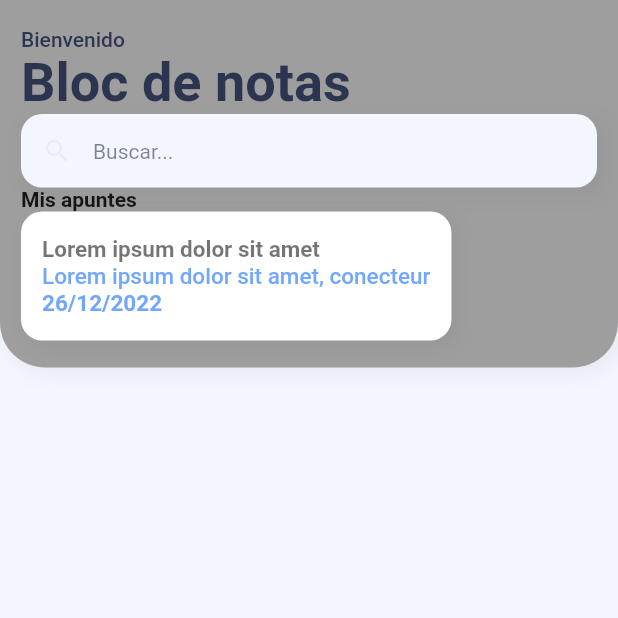
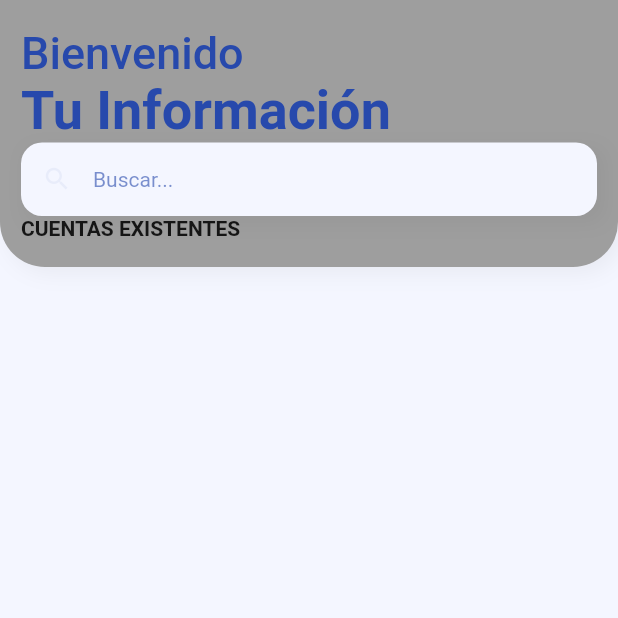
Before and after one commit to MarkoVilca/proyecto_final_PM, a Flutter app: the Data screen opened directly, on a phone screen of 412 x 824 dp, the top half of it. Run offline on Flutter 3.47's test engine with Material 2 defaults, Android fonts, the light colour scheme and no system bars; our stand-ins replace cloud_firestore, firebase_auth, firebase_core; accounts and stored records are empty.

Commit message:
second commit

```diff
--- a/proyecto_final_pm/lib/main.dart
+++ b/proyecto_final_pm/lib/main.dart
@@ -36,7 +36,7 @@ class HomeStart extends State<Home> {
       ),
       home: Scaffold(
           appBar: AppBar(
-        title: Text('Welcome'),
+        title: Text('Bienvenido a Guarda_info'),
       ),
       body: SingleChildScrollView(
         child: Column(
@@ -48,7 +48,7 @@ class HomeStart extends State<Home> {
                   print('Boton presionado');
                   Navigator.push(context,MaterialPageRoute(builder: (_)=> Login()));
                 },
-                child: Text('SOLICITUD'),
+                child: Text('VER CUENTAS'),
               ),
             ),
            ),
@@ -59,7 +59,7 @@ class HomeStart extends State<Home> {
                   print('Boton presionado');
                   Navigator.push(context,MaterialPageRoute(builder: (_)=> Register()));
                 },
-                child: Text('REGISTRO'),
+                child: Text('REGISTRAR INFORMACION'),
               ),
             ),
            ),
--- a/proyecto_final_pm/lib/pages/data_page.dart
+++ b/proyecto_final_pm/lib/pages/data_page.dart
@@ -5,10 +5,10 @@ import 'package:flutter/material.dart';
 import 'package:proyecto_final_pm/pages/login_page.dart';
 import 'package:proyecto_final_pm/ui/general/colors.dart';
 import 'package:proyecto_final_pm/widgets/general_widget.dart';
+import 'package:proyecto_final_pm/widgets/item_task_widgets.dart';
+import 'package:proyecto_final_pm/widgets/task_model.dart';
 
 class Data extends StatelessWidget {
-  CollectionReference tasksReference =
-      FirebaseFirestore.instance.collection('tasks');
   @override
   Widget build(BuildContext context) {
     return Scaffold(
@@ -31,7 +31,8 @@ class Data extends StatelessWidget {
                     blurRadius: 12,
                     offset: const Offset(4, 4),
                   ),
-                ],),
+                ],
+              ),
               child: SafeArea(
                 child: Column(
                   crossAxisAlignment: CrossAxisAlignment.start,
@@ -39,20 +40,21 @@ class Data extends StatelessWidget {
                     Text(
                       "Bienvenido",
                       style: TextStyle(
-                        fontSize: 14.0,
+                        fontSize: 30.0,
                         fontWeight: FontWeight.w500,
                         color: kBrandPrimaryColor,
-                      ),),
+                      ),
+                    ),
                     Text(
-                      "Bloc de notas",
+                      "Tu Información",
                       style: TextStyle(
                         fontSize: 36.0,
                         fontWeight: FontWeight.w600,
                         color: kBrandPrimaryColor,
-                      ),),
+                      ),
+                    ),
                     Container(
-                      decoration: BoxDecoration(
-                        boxShadow: [
+                      decoration: BoxDecoration(boxShadow: [
                         BoxShadow(
                           color: Colors.black.withOpacity(0.05),
                           blurRadius: 12,
@@ -86,57 +88,50 @@ class Data extends StatelessWidget {
                       ),
                     ),
                     Text(
-                      "Mis apuntes",
+                      "CUENTAS EXISTENTES",
                       style: TextStyle(
                         fontSize: 14.0,
                         fontWeight: FontWeight.w600,
                       ),
                     ),
-                    Container(
-                      padding: const EdgeInsets.symmetric(
-                          horizontal: 14.0, vertical: 16.0),
-                      decoration: BoxDecoration(
-                          color: Colors.white,
-                          borderRadius: BorderRadius.circular(14.0),
-                          boxShadow: [
-                            BoxShadow(
-                                color: Colors.black.withOpacity(0.05),
-                                offset: const Offset(4, 4),
-                                blurRadius: 12.0),
-                          ]),
-                      child: Column(
-                        crossAxisAlignment: CrossAxisAlignment.start,
-                        children: [
-                          Text(
-                            "Lorem ipsum dolor sit amet",
-                            style: TextStyle(
-                                fontSize: 15.0,
-                                fontWeight: FontWeight.w600,
-                                color: Colors.black54),
+                    StreamBuilder(
+                      stream: FirebaseFirestore.instance
+                          .collection('Users')
+                          .snapshots(),
+                      builder: (BuildContext context,
+                          AsyncSnapshot<QuerySnapshot> snap) {
+                        if (snap.hasData) {
+                          List<UserModel> tasks = [];
+
+//                          collection.docs.forEach((element) {
+//                            Map<String, dynamic> myMap = element.data() as Map<String, dynamic>;
+//                            tasks.add(TaskModel.fromJson(myMap));
+//                          });
+
+                          tasks = snap.data!.docs
+                              .map((e) {
+                                 print(e.data());
+                                return UserModel.fromJson(
+                                  e.data() as Map<String, dynamic>);
+                              }).toList();
+                          return ListView.builder(
+                            itemCount: snap.data!.docs.length,
+                            shrinkWrap: true,
+                            physics: const ScrollPhysics(),
+                            itemBuilder: (BuildContext context, int index) {
+                              return ItemTaskWidget(
+                                taskModel: tasks[index],
+                              );
+                            },
+                          );
+                        }
+                        return loadingWidget();
+                      },
                     ),
-                          Text(
-                            "Lorem ipsum dolor sit amet, conecteur",
-                            style: TextStyle(
-                              fontSize: 15.0,
-                              fontWeight: FontWeight.w500,
-                              color: Colors.blueAccent.withOpacity(0.75),
-                            ),
-                          ),
-                          Text(
-                            "26/12/2022",
-                            style: TextStyle(
-                              fontSize: 15.0,
-                              fontWeight: FontWeight.w600,
-                              color: Colors.blueAccent.withOpacity(0.75),
-                            ),
-                          )
-                        ],
-                      ),
-                    )
                   ],
                 ),
               ),
-            )
+            ),
           ],
         ),
       ),
--- /dev/null
+++ b/proyecto_final_pm/lib/services/user_services.dart
@@ -0,0 +1,5 @@
+class UserServices {
+  getData() {
+
+  }
+}
--- a/proyecto_final_pm/lib/ui/general/colors.dart
+++ b/proyecto_final_pm/lib/ui/general/colors.dart
@@ -1,5 +1,5 @@
 import 'dart:ui';
 import 'package:flutter/animation.dart';
 
-Color kBrandPrimaryColor = const Color(0xff2C3550);
+Color kBrandPrimaryColor = Color.fromARGB(255, 39, 73, 172);
 Color kBrandSecondaryColor = const Color(0xffF4F6FF);
--- a/proyecto_final_pm/lib/widgets/general_widget.dart
+++ b/proyecto_final_pm/lib/widgets/general_widget.dart
@@ -1,5 +1,6 @@
 import 'package:flutter/material.dart';
 import 'package:flutter/cupertino.dart';
+import 'package:proyecto_final_pm/ui/general/colors.dart';
 
 Widget divider3 = const SizedBox(height: 3);
 Widget divider6 = const SizedBox(height: 6);
@@ -12,3 +13,14 @@ Widget divider3With = const SizedBox(width: 3);
 Widget divider6With = const SizedBox(width: 6);
 Widget divider10With = const SizedBox(width: 10);
 Widget divider20With = const SizedBox(width: 20);
+
+Widget loadingWidget() => Center(
+      child: SizedBox(
+        height: 20.0,
+        width: 20.0,
+        child: CircularProgressIndicator(
+          color: kBrandPrimaryColor,
+          strokeWidth: 2.2,
+        ),
+      ),
+    );
--- /dev/null
+++ b/proyecto_final_pm/lib/widgets/task_model.dart
@@ -0,0 +1,35 @@
+class TaskModel{
+  String usuario;
+  String doc;
+  String pass;
+
+  TaskModel({
+    required this.usuario,
+    required this.doc,
+    required this.pass,
+  });
+
+  factory TaskModel.fromJson(Map<String, dynamic> json) => TaskModel(
+    usuario: json["usuario"],
+    doc: json["doc"],
+    pass: json["pass"],
+    );
+}
+
+class UserModel{
+  String Cuenta;
+  String Nombre;
+  String Password;
+
+  UserModel({
+    required this.Cuenta,
+    required this.Nombre,
+    required this.Password,
+  });
+
+  factory UserModel.fromJson(Map<String, dynamic> json) => UserModel(
+    Cuenta: json["Cuenta"],
+    Nombre: json["Nombre"],
+    Password: json["Password"],
+    );
+}
```
Also changed, not shown: proyecto_final_pm/lib/pages/login_page.dart (+5 -2 lines), proyecto_final_pm/lib/pages/register_page.dart (+4 -5 lines), proyecto_final_pm/lib/widgets/item_task_widgets.dart (added, +55 -0 lines). Lines whose indentation alone changed are shown as unchanged.
